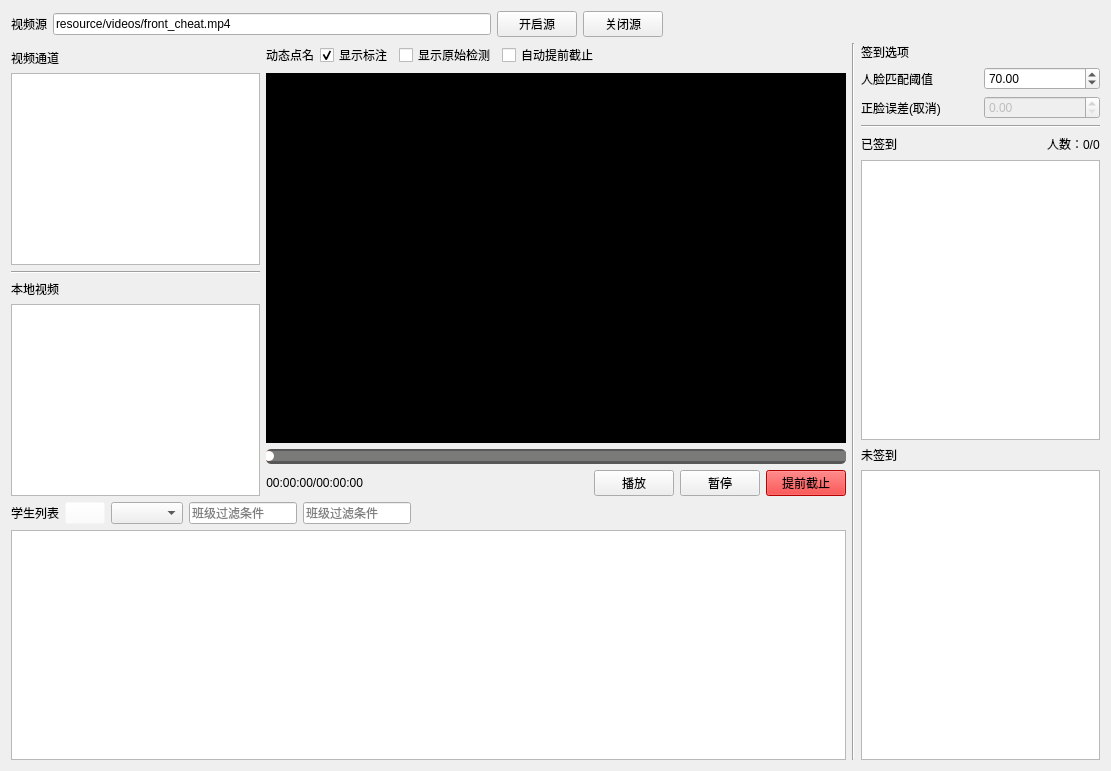
Above: ui/dynamic_attendance.ui from hongyaohongyao/smart_classroom_demo before the change. Below: the same form after it.
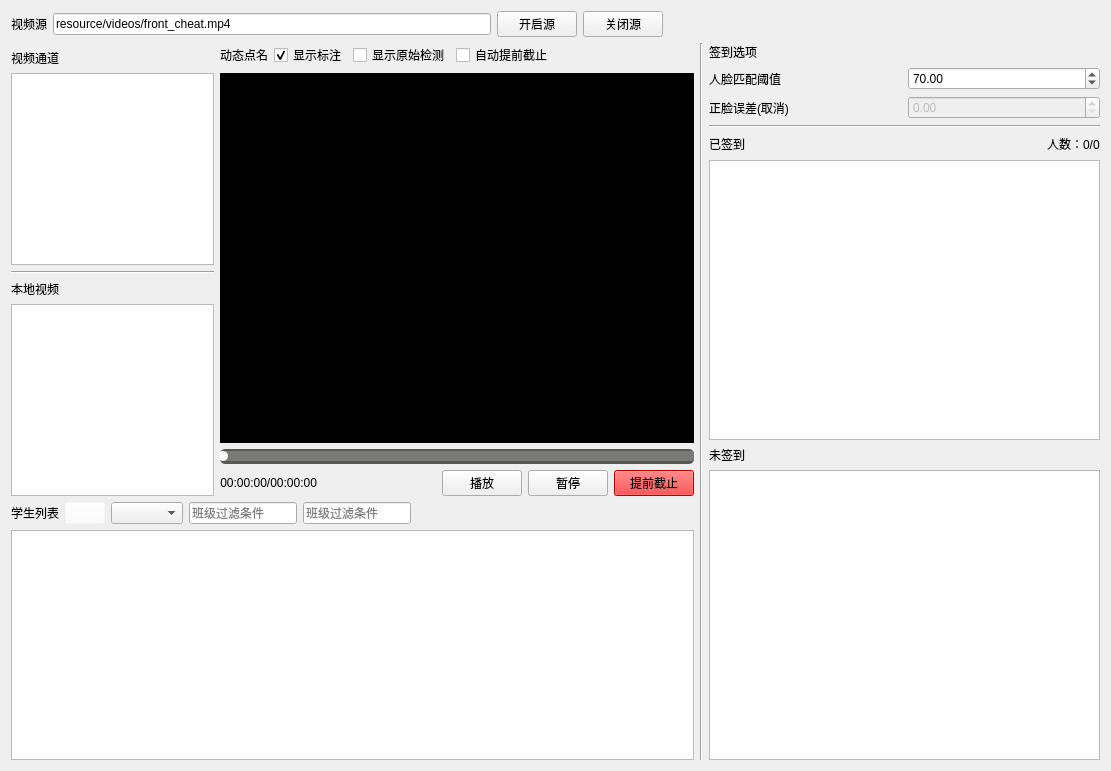
That is the form after the change.

```diff
--- a/ui/dynamic_attendance.ui
+++ b/ui/dynamic_attendance.ui
@@ -60,7 +60,7 @@
     </layout>
    </item>
    <item>
-    <layout class="QHBoxLayout" name="horizontalLayout_5" stretch="7,0,2">
+    <layout class="QHBoxLayout" name="horizontalLayout_5" stretch="7,0,4">
      <item>
       <layout class="QVBoxLayout" name="verticalLayout_6">
        <item>
```
